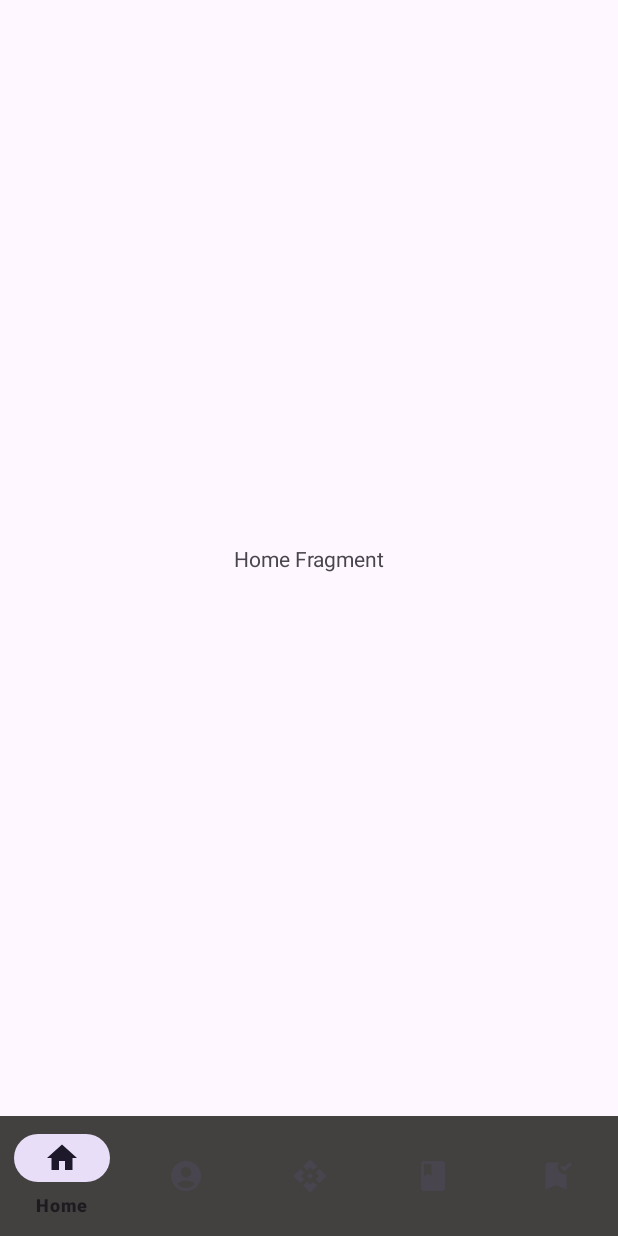
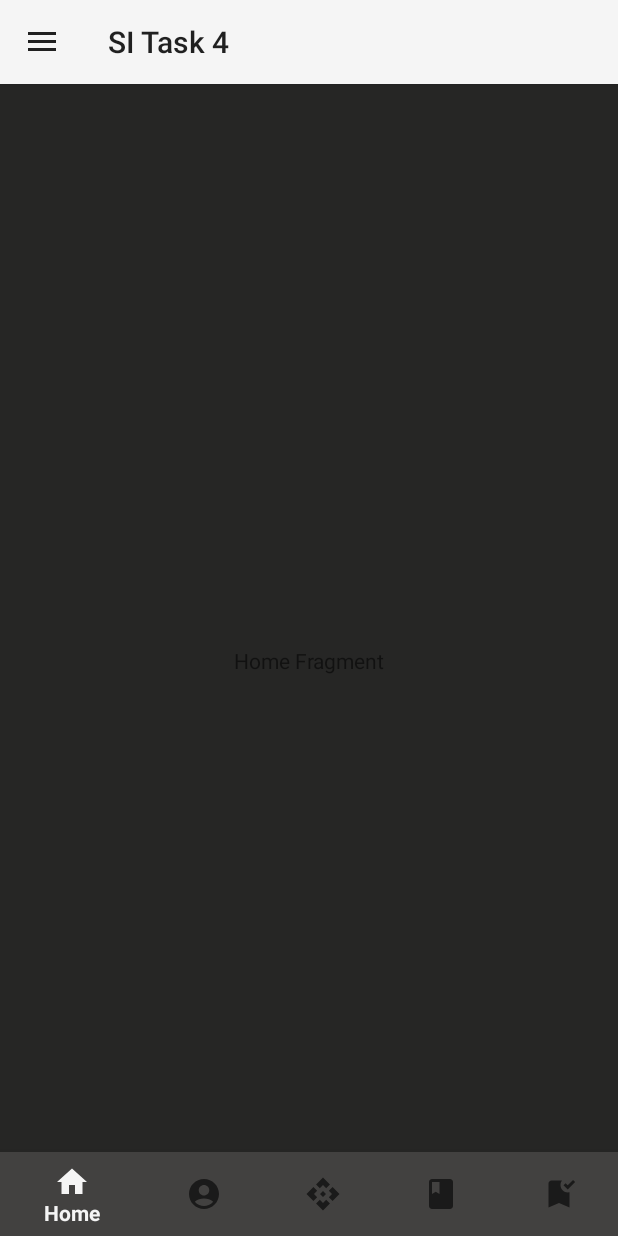
Before and after one commit to rockyhappy/sample-api-call, an Android app: the screen it shows after launch (MainActivity), on a phone screen of 412 x 824 dp. Run offline under Robolectric (Android 15) with nearby library versions, the phone set to English and light mode, and no system bars.

Commit message:
added drawer navigation layout and it's logic

```diff
--- a/app/src/main/java/com/example/sitask4/MainActivity.kt
+++ b/app/src/main/java/com/example/sitask4/MainActivity.kt
@@ -1,18 +1,24 @@
 package com.example.sitask4
 
 import android.os.Bundle
+import android.view.MenuItem
 import androidx.activity.enableEdgeToEdge
+import androidx.appcompat.app.ActionBarDrawerToggle
 import androidx.appcompat.app.AppCompatActivity
 import androidx.core.view.ViewCompat
 import androidx.core.view.WindowInsetsCompat
+import androidx.drawerlayout.widget.DrawerLayout
 import androidx.navigation.NavController
 import androidx.navigation.Navigation
 import com.google.android.material.bottomnavigation.BottomNavigationView
+import com.google.android.material.navigation.NavigationView
 
 class MainActivity : AppCompatActivity() {
 
     private lateinit var navController: NavController
     private lateinit var bottomNavigationView: BottomNavigationView
+    private lateinit var drawerNavigationView: NavigationView
+    private lateinit var toggle: ActionBarDrawerToggle
 
     override fun onCreate(savedInstanceState: Bundle?) {
         super.onCreate(savedInstanceState)
@@ -27,6 +33,8 @@ class MainActivity : AppCompatActivity() {
         navController = Navigation.findNavController(this, R.id.nav_host_fragment)
 
         bottomNavigationView = findViewById(R.id.bottom_navigation)
+
+        //setting the logic of bottom navigation
 
         val userName = bottomNavigationView.menu.findItem(R.id.username)
         userName.setOnMenuItemClickListener {
@@ -63,6 +71,59 @@ class MainActivity : AppCompatActivity() {
             true
         }
 
+
+        // setting the logic for drawer navigation
+
+        val drawerLayout : DrawerLayout = findViewById(R.id.drawer_layout)
+        toggle = ActionBarDrawerToggle(this, drawerLayout, R.string.open, R.string.close)
+        drawerLayout.addDrawerListener(toggle)
+        toggle.syncState()
+
+        supportActionBar?.setDisplayHomeAsUpEnabled(true)
+
+        drawerNavigationView = findViewById(R.id.nav_view)
+
+        supportActionBar?.setDisplayHomeAsUpEnabled(true)
+
+        drawerNavigationView.setNavigationItemSelectedListener {
+
+            when(it.itemId){
+                R.id.home -> {
+                    navController.navigate(R.id.homeFragment2)
+                    bottomNavigationView.menu.findItem(R.id.home).isChecked = true
+                }
+                R.id.badges ->{
+                    navController.navigate(R.id.badgeFragment2)
+                    bottomNavigationView.menu.findItem(R.id.badges).isChecked = true
+                }
+                R.id.solved ->{
+                    navController.navigate(R.id.solvedFragment2)
+                    bottomNavigationView.menu.findItem(R.id.solved).isChecked = true
+                }
+                R.id.submission ->{
+                    navController.navigate(R.id.submissionFragment2)
+                    bottomNavigationView.menu.findItem(R.id.submission).isChecked = true
+                }
+                R.id.username ->{
+                    navController.navigate(R.id.userFragment2)
+                    bottomNavigationView.menu.findItem(R.id.username).isChecked = true
+                }
+                R.id.change ->{
+                    navController.navigate(R.id.homeFragment2)
+                    bottomNavigationView.menu.findItem(R.id.home).isChecked = true
+                }
+            }
+            drawerLayout.closeDrawers()
+            true
+        }
+    }
+
+    override fun onOptionsItemSelected(item: MenuItem): Boolean {
+
+        if(toggle.onOptionsItemSelected(item)){
+            return true
+        }
+        return super.onOptionsItemSelected(item)
     }
     override fun onBackPressed() {
         if (navController.currentDestination?.id != R.id.homeFragment2) {
--- /dev/null
+++ b/app/src/main/res/drawable/baseline_change_circle_24.xml
@@ -0,0 +1,5 @@
+<vector xmlns:android="http://schemas.android.com/apk/res/android" android:height="24dp" android:tint="#FFFFFF" android:viewportHeight="24" android:viewportWidth="24" android:width="24dp">
+
+    <path android:fillColor="@android:color/white" android:pathData="M12,2C6.48,2 2,6.48 2,12c0,5.52 4.48,10 10,10s10,-4.48 10,-10C22,6.48 17.52,2 12,2zM12.06,19v-2.01c-0.02,0 -0.04,0 -0.06,0c-1.28,0 -2.56,-0.49 -3.54,-1.46c-1.71,-1.71 -1.92,-4.35 -0.64,-6.29l1.1,1.1c-0.71,1.33 -0.53,3.01 0.59,4.13c0.7,0.7 1.62,1.03 2.54,1.01v-2.14l2.83,2.83L12.06,19zM16.17,14.76l-1.1,-1.1c0.71,-1.33 0.53,-3.01 -0.59,-4.13C13.79,8.84 12.9,8.5 12,8.5c-0.02,0 -0.04,0 -0.06,0v2.15L9.11,7.83L11.94,5v2.02c1.3,-0.02 2.61,0.45 3.6,1.45C17.24,10.17 17.45,12.82 16.17,14.76z"/>
+
+</vector>
--- a/app/src/main/res/layout/activity_main.xml
+++ b/app/src/main/res/layout/activity_main.xml
@@ -1,11 +1,17 @@
 <?xml version="1.0" encoding="utf-8"?>
-<androidx.constraintlayout.widget.ConstraintLayout xmlns:android="http://schemas.android.com/apk/res/android"
+<androidx.drawerlayout.widget.DrawerLayout xmlns:android="http://schemas.android.com/apk/res/android"
     xmlns:app="http://schemas.android.com/apk/res-auto"
     xmlns:tools="http://schemas.android.com/tools"
-    android:id="@+id/main"
+    android:id="@+id/drawer_layout"
     android:layout_width="match_parent"
     android:layout_height="match_parent"
     tools:context=".MainActivity">
+
+    <androidx.constraintlayout.widget.ConstraintLayout
+        android:layout_height="match_parent"
+        android:layout_width="match_parent"
+        android:background="@color/grey"
+        android:id="@+id/main">
 
         <fragment
             android:id="@+id/nav_host_fragment"
@@ -13,6 +19,7 @@
             android:layout_width="0dp"
             android:layout_height="0dp"
             app:defaultNavHost="true"
+            android:layout_marginTop="?attr/actionBarSize"
             app:layout_constraintBottom_toTopOf="@id/bottom_navigation"
             app:layout_constraintEnd_toEndOf="parent"
             app:layout_constraintStart_toStartOf="parent"
@@ -29,4 +36,17 @@
             app:layout_constraintBottom_toBottomOf="parent"
             app:layout_constraintEnd_toEndOf="parent"
             app:layout_constraintStart_toStartOf="parent" />
+
     </androidx.constraintlayout.widget.ConstraintLayout>
+
+    <com.google.android.material.navigation.NavigationView
+        android:id="@+id/nav_view"
+        android:layout_width="wrap_content"
+        android:layout_height="match_parent"
+        android:layout_marginTop="?attr/actionBarSize"
+        android:layout_gravity="start"
+        android:fitsSystemWindows="true"
+        app:headerLayout="@layout/nav_header"
+        app:menu="@menu/drawer_nav"/>
+
+</androidx.drawerlayout.widget.DrawerLayout>
--- /dev/null
+++ b/app/src/main/res/menu/drawer_nav.xml
@@ -0,0 +1,21 @@
+<?xml version="1.0" encoding="utf-8"?>
+<menu xmlns:android="http://schemas.android.com/apk/res/android">
+    <item android:title="Home"
+        android:id="@+id/home"
+        android:icon="@drawable/baseline_home_24"/>
+    <item android:title="Username"
+        android:id="@+id/username"
+        android:icon="@drawable/baseline_account_circle_24"/>
+    <item android:title="Badges"
+        android:id="@+id/badges"
+        android:icon="@drawable/baseline_api_24"/>
+    <item android:title="Solved"
+        android:id="@+id/solved"
+        android:icon="@drawable/baseline_book_24"/>
+    <item android:title="Submission"
+        android:id="@+id/submission"
+        android:icon="@drawable/baseline_bookmark_added_24"/>
+    <item android:title="Change Username"
+        android:id="@+id/change"
+        android:icon="@drawable/baseline_change_circle_24"/>
+</menu>
--- a/app/src/main/res/values-night/themes.xml
+++ b/app/src/main/res/values-night/themes.xml
@@ -1,7 +1,12 @@
 <resources xmlns:tools="http://schemas.android.com/tools">
     <!-- Base application theme. -->
-    <style name="Base.Theme.SITask4" parent="Theme.Material3.DayNight.NoActionBar">
+    <style name="Base.Theme.SITask4" parent="Theme.AppCompat.DayNight">
         <!-- Customize your dark theme here. -->
         <!-- <item name="colorPrimary">@color/my_dark_primary</item> -->
     </style>
+
+    <style name="roundedImageView">
+    <item name="cornerFamily">rounded</item>
+    <item name="cornerSize">25%</item>
+    </style>
 </resources>
--- a/app/src/main/res/values/strings.xml
+++ b/app/src/main/res/values/strings.xml
@@ -2,4 +2,6 @@
     <string name="app_name">SI Task 4</string>
     <!-- TODO: Remove or change this placeholder text -->
     <string name="hello_blank_fragment">Hello blank fragment</string>
+    <string name="open">Open</string>
+    <string name="close">Close</string>
 </resources>
--- a/app/src/main/res/values/themes.xml
+++ b/app/src/main/res/values/themes.xml
@@ -1,9 +1,14 @@
 <resources xmlns:tools="http://schemas.android.com/tools">
     <!-- Base application theme. -->
-    <style name="Base.Theme.SITask4" parent="Theme.Material3.DayNight.NoActionBar">
+    <style name="Base.Theme.SITask4" parent="Theme.AppCompat.DayNight">
         <!-- Customize your light theme here. -->
         <!-- <item name="colorPrimary">@color/my_light_primary</item> -->
     </style>
 
     <style name="Theme.SITask4" parent="Base.Theme.SITask4" />
+
+    <style name="roundedImageView">
+        <item name="cornerFamily">rounded</item>
+        <item name="cornerSize">25%</item>
+    </style>
 </resources>
```
Also changed, not shown: app/src/main/res/layout/nav_header.xml (added, +44 -0 lines), app/src/main/res/drawable/leetcode.png (added). Lines whose indentation alone changed are shown as unchanged.
